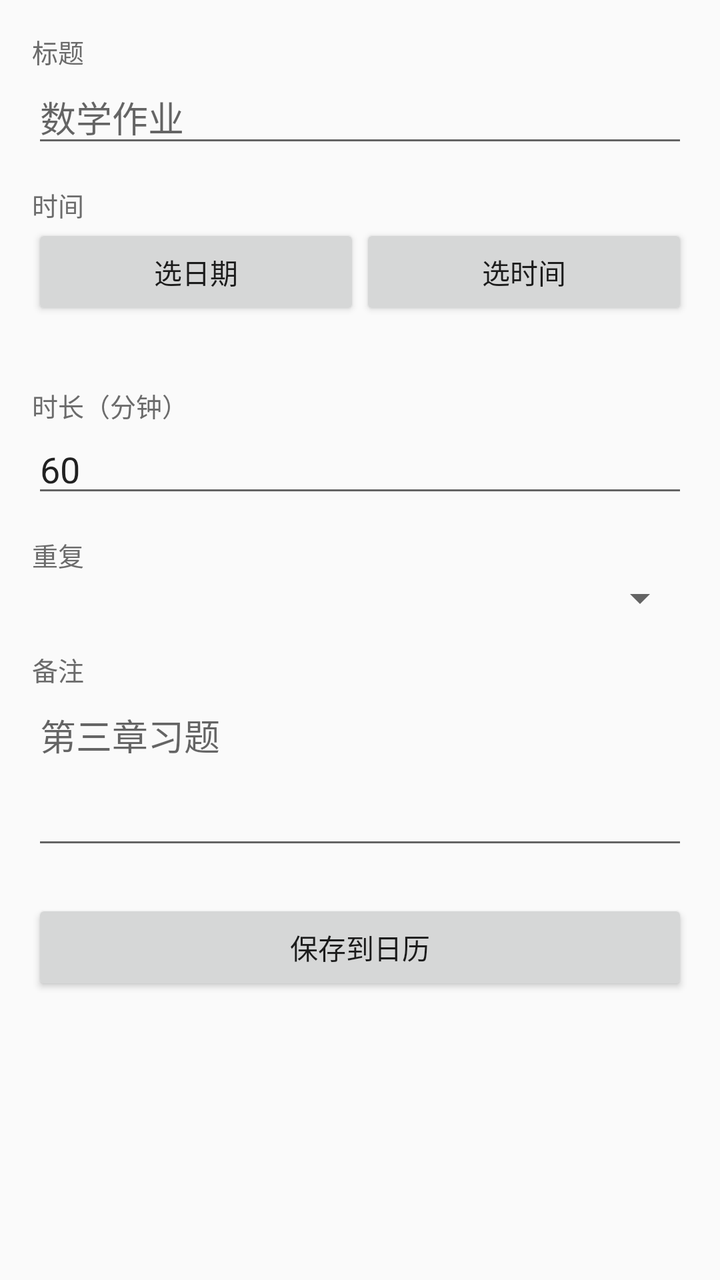
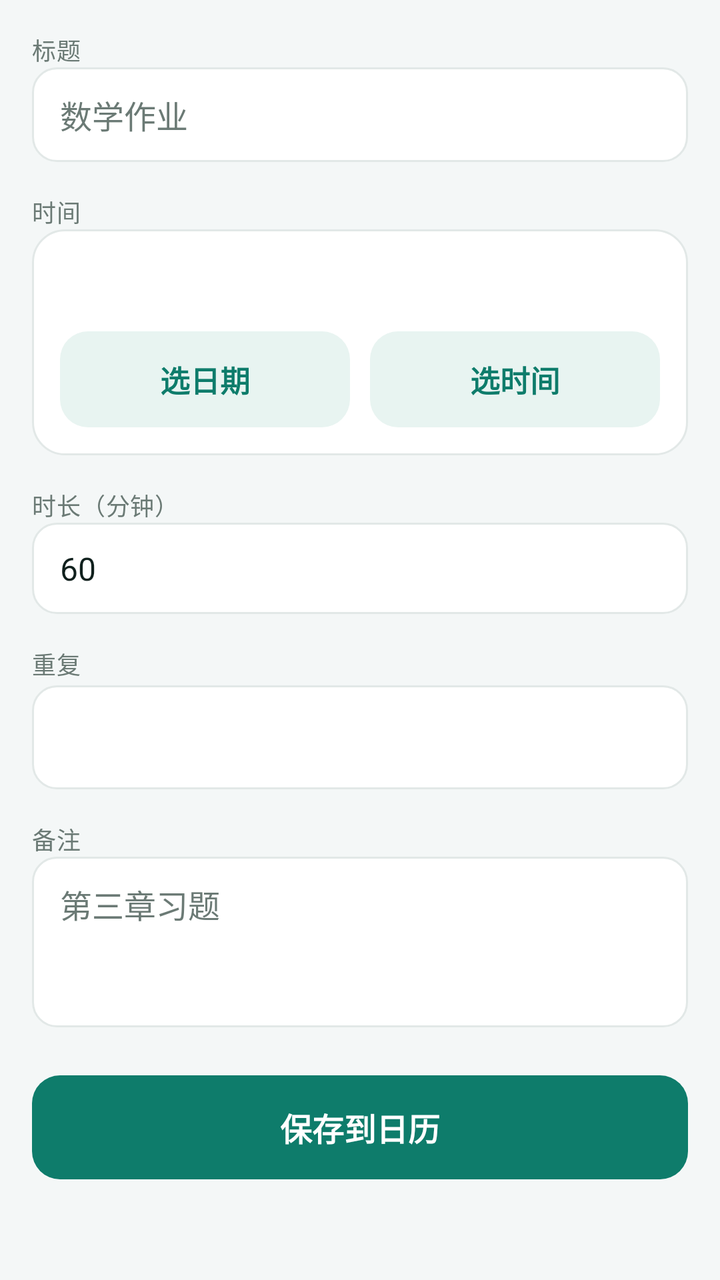

Two renders of the same Android screen: before a commit and after it. Below are the layout's source before the change and the commit's diff.
<!-- AndroidManifest.xml: application theme Theme.NtfyCalendar -->
<!-- res/layout/activity_edit.xml -->
<?xml version="1.0" encoding="utf-8"?>
<ScrollView xmlns:android="http://schemas.android.com/apk/res/android"
    android:layout_width="match_parent"
    android:layout_height="match_parent">

    <LinearLayout
        android:layout_width="match_parent"
        android:layout_height="wrap_content"
        android:orientation="vertical"
        android:padding="16dp">

        <TextView
            style="@style/FormLabel"
            android:layout_marginTop="0dp"
            android:text="@string/label_title" />

        <EditText
            android:id="@+id/etTitle"
            style="@style/FormInput"
            android:hint="数学作业"
            android:inputType="text" />

        <TextView
            style="@style/FormLabel"
            android:text="@string/label_time" />

        <LinearLayout
            android:layout_width="match_parent"
            android:layout_height="wrap_content"
            android:orientation="horizontal">

            <Button
                android:id="@+id/btnDate"
                android:layout_width="0dp"
                android:layout_height="wrap_content"
                android:layout_weight="1"
                android:text="@string/btn_pick_date" />

            <Button
                android:id="@+id/btnTime"
                android:layout_width="0dp"
                android:layout_height="wrap_content"
                android:layout_weight="1"
                android:text="@string/btn_pick_time" />
        </LinearLayout>

        <TextView
            android:id="@+id/tvWhen"
            android:layout_width="match_parent"
            android:layout_height="wrap_content"
            android:textSize="14sp"
            android:textColor="@color/primary" />

        <TextView
            style="@style/FormLabel"
            android:text="@string/label_duration" />

        <EditText
            android:id="@+id/etDuration"
            style="@style/FormInput"
            android:inputType="number"
            android:text="60" />

        <TextView
            style="@style/FormLabel"
            android:text="@string/label_repeat" />

        <Spinner
            android:id="@+id/spRepeat"
            android:layout_width="match_parent"
            android:layout_height="wrap_content" />

        <TextView
            style="@style/FormLabel"
            android:text="@string/label_note" />

        <EditText
            android:id="@+id/etNote"
            style="@style/FormInput"
            android:gravity="top"
            android:hint="第三章习题"
            android:inputType="textMultiLine"
            android:minLines="3" />

        <Button
            android:id="@+id/btnSave"
            android:layout_width="match_parent"
            android:layout_height="wrap_content"
            android:layout_marginTop="20dp"
            android:text="@string/btn_save" />

        <Button
            android:id="@+id/btnDelete"
            android:layout_width="match_parent"
            android:layout_height="wrap_content"
            android:layout_marginTop="8dp"
            android:text="@string/btn_delete"
            android:visibility="gone" />
    </LinearLayout>
</ScrollView>
<!-- resources referenced by this layout -->
<resources>
  <color name="primary">#FF156B5A</color>
  <style name="FormInput">
          <item name="android:layout_width">match_parent</item>
          <item name="android:layout_height">wrap_content</item>
      </style>
  <style name="FormLabel">
          <item name="android:layout_width">match_parent</item>
          <item name="android:layout_height">wrap_content</item>
          <item name="android:layout_marginTop">14dp</item>
          <item name="android:textSize">13sp</item>
          <item name="android:textColor">@color/text_secondary</item>
      </style>
  <style name="Theme.NtfyCalendar" parent="Theme.AppCompat.DayNight.DarkActionBar">
          <item name="colorPrimary">@color/primary</item>
          <item name="colorPrimaryDark">@color/primary_dark</item>
          <item name="colorAccent">@color/accent</item>
          <item name="android:windowBackground">?android:attr/colorBackground</item>
      </style>
  <color name="text_secondary">#FF6B6B6B</color>
  <color name="primary_dark">#FF0E4B3F</color>
  <color name="accent">#FFEF8F32</color>
  <!-- unchanged entries left out for length: 9 -->
</resources>

<!-- the commit's change to res/layout/activity_edit.xml (unified diff, before → after) -->
@@ -1,17 +1,22 @@
 <?xml version="1.0" encoding="utf-8"?>
 <ScrollView xmlns:android="http://schemas.android.com/apk/res/android"
     android:layout_width="match_parent"
-    android:layout_height="match_parent">
+    android:layout_height="match_parent"
+    android:background="@color/window_bg"
+    android:fillViewport="true">
 
     <LinearLayout
         android:layout_width="match_parent"
         android:layout_height="wrap_content"
         android:orientation="vertical"
-        android:padding="16dp">
+        android:paddingLeft="16dp"
+        android:paddingRight="16dp"
+        android:paddingTop="8dp"
+        android:paddingBottom="24dp">
 
         <TextView
             style="@style/FormLabel"
-            android:layout_marginTop="0dp"
+            android:layout_marginTop="8dp"
             android:text="@string/label_title" />
 
         <EditText
@@ -24,32 +29,44 @@
             style="@style/FormLabel"
             android:text="@string/label_time" />
 
+        
         <LinearLayout
             android:layout_width="match_parent"
             android:layout_height="wrap_content"
-            android:orientation="horizontal">
+            android:background="@drawable/bg_card"
+            android:orientation="vertical"
+            android:padding="14dp">
 
-            <Button
-                android:id="@+id/btnDate"
-                android:layout_width="0dp"
+            <TextView
+                android:id="@+id/tvWhen"
+                android:layout_width="match_parent"
                 android:layout_height="wrap_content"
-                android:layout_weight="1"
-                android:text="@string/btn_pick_date" />
+                android:textColor="@color/primary"
+                android:textSize="20sp"
+                android:textStyle="bold" />
 
-            <Button
-                android:id="@+id/btnTime"
-                android:layout_width="0dp"
+            <LinearLayout
+                android:layout_width="match_parent"
                 android:layout_height="wrap_content"
-                android:layout_weight="1"
-                android:text="@string/btn_pick_time" />
+                android:layout_marginTop="10dp"
+                android:orientation="horizontal">
+
+                <Button
+                    android:id="@+id/btnDate"
+                    style="@style/BtnTonal"
+                    android:layout_width="0dp"
+                    android:layout_weight="1"
+                    android:text="@string/btn_pick_date" />
+
+                <Button
+                    android:id="@+id/btnTime"
+                    style="@style/BtnTonal"
+                    android:layout_width="0dp"
+                    android:layout_marginStart="10dp"
+                    android:layout_weight="1"
+                    android:text="@string/btn_pick_time" />
+            </LinearLayout>
         </LinearLayout>
-
-        <TextView
-            android:id="@+id/tvWhen"
-            android:layout_width="match_parent"
-            android:layout_height="wrap_content"
-            android:textSize="14sp"
-            android:textColor="@color/primary" />
 
         <TextView
             style="@style/FormLabel"
@@ -68,7 +85,11 @@
         <Spinner
             android:id="@+id/spRepeat"
             android:layout_width="match_parent"
-            android:layout_height="wrap_content" />
+            android:layout_height="52dp"
+            android:layout_marginTop="2dp"
+            android:background="@drawable/bg_input"
+            android:paddingLeft="10dp"
+            android:paddingRight="10dp" />
 
         <TextView
             style="@style/FormLabel"
@@ -84,16 +105,14 @@
 
         <Button
             android:id="@+id/btnSave"
-            android:layout_width="match_parent"
-            android:layout_height="wrap_content"
-            android:layout_marginTop="20dp"
+            style="@style/BtnPrimary"
+            android:layout_marginTop="24dp"
             android:text="@string/btn_save" />
 
         <Button
             android:id="@+id/btnDelete"
-            android:layout_width="match_parent"
-            android:layout_height="wrap_content"
-            android:layout_marginTop="8dp"
+            style="@style/BtnDanger"
+            android:layout_marginTop="10dp"
             android:text="@string/btn_delete"
             android:visibility="gone" />
     </LinearLayout>
<!-- resource entries referenced after the edit -->
@@ -1,26 +1,117 @@
 <!-- resources referenced by this layout -->
 <resources>
-  <color name="primary">#FF156B5A</color>
+  <color name="primary">#FF0E7C6B</color>
+  <color name="window_bg">#FFF4F7F7</color>
+  <!-- drawable bg_card (drawable) -->
+  ﻿<?xml version="1.0" encoding="utf-8"?>
+  <shape xmlns:android="http://schemas.android.com/apk/res/android"
+      android:shape="rectangle">
+      <solid android:color="@color/card_bg" />
+      <corners android:radius="16dp" />
+      <stroke
+          android:width="1dp"
+          android:color="@color/card_stroke" />
+  </shape>
+  <!-- drawable bg_input (drawable) -->
+  ﻿<?xml version="1.0" encoding="utf-8"?>
+  <shape xmlns:android="http://schemas.android.com/apk/res/android"
+      android:shape="rectangle">
+      <solid android:color="@color/surface" />
+      <corners android:radius="12dp" />
+      <stroke
+          android:width="1dp"
+          android:color="@color/card_stroke" />
+  </shape>
+  <style name="BtnDanger">
+          <item name="android:layout_width">match_parent</item>
+          <item name="android:layout_height">48dp</item>
+          <item name="android:background">@android:color/transparent</item>
+          <item name="android:textColor">@color/danger</item>
+          <item name="android:textSize">15sp</item>
+          <item name="android:textAllCaps">false</item>
+          <item name="android:stateListAnimator">@null</item>
+      </style>
+  <style name="BtnPrimary">
+          <item name="android:layout_width">match_parent</item>
+          <item name="android:layout_height">52dp</item>
+          <item name="android:background">@drawable/bg_button_primary</item>
+          <item name="android:textColor">@color/text_on_primary</item>
+          <item name="android:textSize">16sp</item>
+          <item name="android:textStyle">bold</item>
+          <item name="android:textAllCaps">false</item>
+          <item name="android:stateListAnimator">@null</item>
+      </style>
+  <style name="BtnTonal">
+          <item name="android:layout_width">match_parent</item>
+          <item name="android:layout_height">48dp</item>
+          <item name="android:background">@drawable/bg_button_tonal</item>
+          <item name="android:textColor">@color/primary</item>
+          <item name="android:textSize">15sp</item>
+          <item name="android:textStyle">bold</item>
+          <item name="android:textAllCaps">false</item>
+          <item name="android:stateListAnimator">@null</item>
+      </style>
   <style name="FormInput">
           <item name="android:layout_width">match_parent</item>
           <item name="android:layout_height">wrap_content</item>
+          <item name="android:background">@drawable/bg_input</item>
+          <item name="android:paddingLeft">14dp</item>
+          <item name="android:paddingRight">14dp</item>
+          <item name="android:paddingTop">12dp</item>
+          <item name="android:paddingBottom">12dp</item>
+          <item name="android:textSize">16sp</item>
+          <item name="android:textColor">@color/text_primary</item>
+          <item name="android:textColorHint">@color/text_secondary</item>
       </style>
   <style name="FormLabel">
           <item name="android:layout_width">match_parent</item>
           <item name="android:layout_height">wrap_content</item>
-          <item name="android:layout_marginTop">14dp</item>
-          <item name="android:textSize">13sp</item>
+          <item name="android:layout_marginTop">16dp</item>
+          <item name="android:textSize">12sp</item>
+          <item name="android:letterSpacing">0.02</item>
           <item name="android:textColor">@color/text_secondary</item>
       </style>
   <style name="Theme.NtfyCalendar" parent="Theme.AppCompat.DayNight.DarkActionBar">
           <item name="colorPrimary">@color/primary</item>
           <item name="colorPrimaryDark">@color/primary_dark</item>
           <item name="colorAccent">@color/accent</item>
-          <item name="android:windowBackground">?android:attr/colorBackground</item>
+          <item name="android:windowBackground">@color/window_bg</item>
+          <item name="android:statusBarColor">@color/primary_dark</item>
+          <item name="android:navigationBarColor">@color/window_bg</item>
       </style>
-  <color name="text_secondary">#FF6B6B6B</color>
-  <color name="primary_dark">#FF0E4B3F</color>
-  <color name="accent">#FFEF8F32</color>
+  <color name="card_bg">#FFFFFFFF</color>
+  <color name="card_stroke">#FFE2E8E7</color>
+  <color name="surface">#FFFFFFFF</color>
+  <color name="danger">#FFD64545</color>
+  <!-- drawable bg_button_primary (drawable) -->
+  ﻿<?xml version="1.0" encoding="utf-8"?>
+  <ripple xmlns:android="http://schemas.android.com/apk/res/android"
+      android:color="@color/ripple">
+      <item>
+          <shape android:shape="rectangle">
+              <solid android:color="@color/primary" />
+              <corners android:radius="14dp" />
+          </shape>
+      </item>
+  </ripple>
+  <color name="text_on_primary">#FFFFFFFF</color>
+  <!-- drawable bg_button_tonal (drawable) -->
+  ﻿<?xml version="1.0" encoding="utf-8"?>
+  <ripple xmlns:android="http://schemas.android.com/apk/res/android"
+      android:color="@color/ripple">
+      <item>
+          <shape android:shape="rectangle">
+              <solid android:color="@color/chip_bg" />
+              <corners android:radius="14dp" />
+          </shape>
+      </item>
+  </ripple>
+  <color name="text_primary">#FF10201D</color>
+  <color name="text_secondary">#FF6B7A75</color>
+  <color name="primary_dark">#FF0A5A4D</color>
+  <color name="accent">#FFF59E0B</color>
+  <color name="ripple">#220E7C6B</color>
+  <color name="chip_bg">#FFE8F4F1</color>
   <!-- unchanged entries left out for length: 9 -->
 </resources>
 
